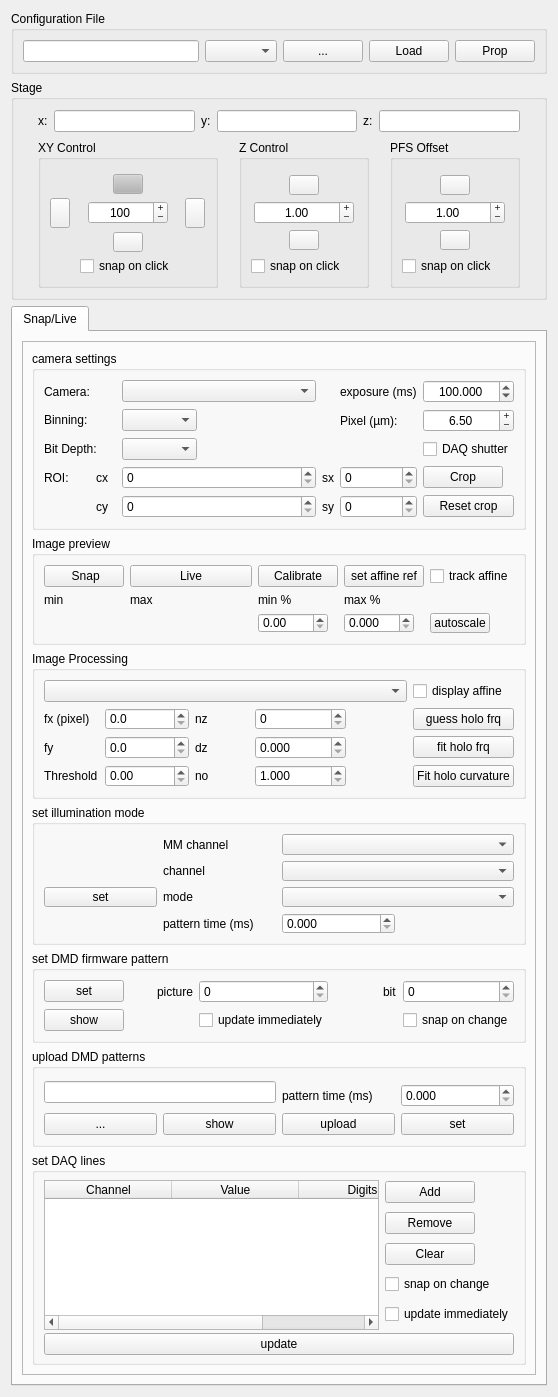
Old version of the form micromanager_gui/_ui/micromanager_gui.ui in the repository QI2lab/napari-micromanager.
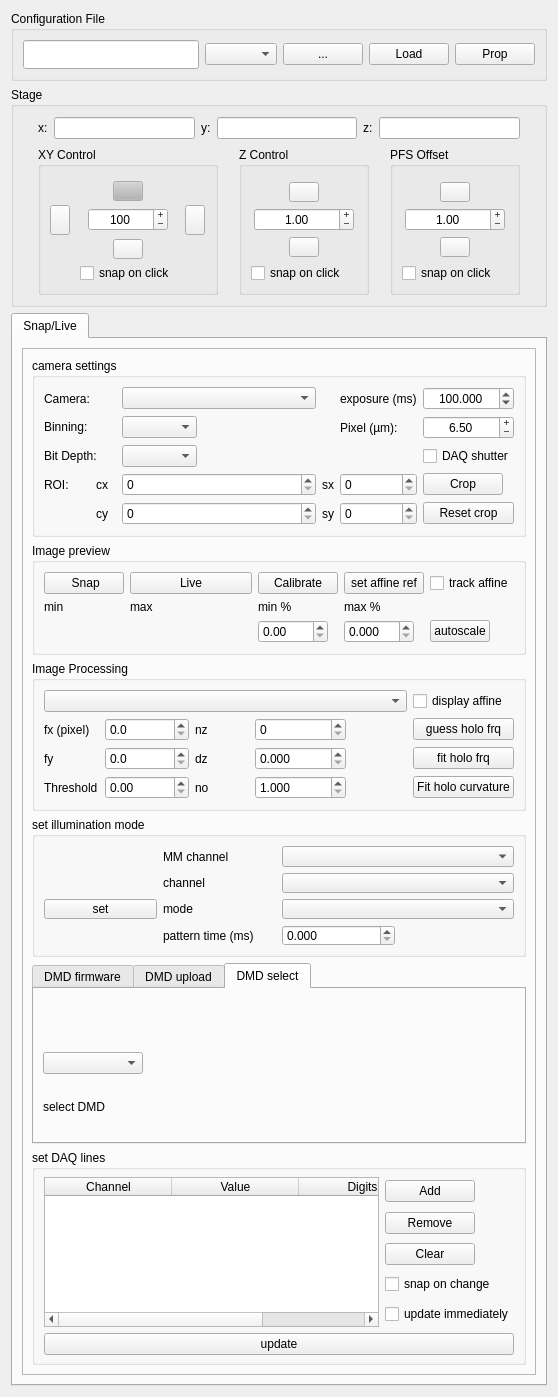
New version of the form.

Commit message: partial support for working with 2 DMD's

```diff
--- a/micromanager_gui/_ui/micromanager_gui.ui
+++ b/micromanager_gui/_ui/micromanager_gui.ui
@@ -1492,6 +1492,16 @@
            </widget>
           </item>
           <item>
+           <widget class="QTabWidget" name="tabWidget_2">
+            <property name="currentIndex">
+             <number>2</number>
+            </property>
+            <widget class="QWidget" name="tab">
+             <attribute name="title">
+              <string>DMD firmware</string>
+             </attribute>
+             <layout class="QHBoxLayout" name="horizontalLayout">
+              <item>
            <widget class="QGroupBox" name="groupBox_6">
             <property name="maximumSize">
              <size>
@@ -1506,6 +1516,13 @@
              <bool>false</bool>
             </property>
             <layout class="QGridLayout" name="gridLayout_2">
+                 <item row="2" column="0">
+                  <widget class="QCheckBox" name="dmd_snap_checkBox">
+                   <property name="text">
+                    <string>snap on change</string>
+                   </property>
+                  </widget>
+                 </item>
              <item row="0" column="4">
               <widget class="QSpinBox" name="bit_index_spinBox"/>
              </item>
@@ -1523,54 +1540,51 @@
                </property>
               </widget>
              </item>
-             <item row="0" column="2">
-              <widget class="QSpinBox" name="pic_index_spinBox"/>
-             </item>
-             <item row="2" column="2">
-              <widget class="QCheckBox" name="dmd_update_immediately_checkBox">
-               <property name="text">
-                <string>update immediately</string>
-               </property>
-              </widget>
-             </item>
-             <item row="2" column="4">
-              <widget class="QCheckBox" name="dmd_snap_checkBox">
-               <property name="text">
-                <string>snap on change</string>
-               </property>
-              </widget>
-             </item>
              <item row="0" column="0">
-              <widget class="QPushButton" name="set_dmd_pattern_index_pushButton">
+                  <widget class="QCheckBox" name="dmd_update_immediately_checkBox">
                <property name="text">
                 <string>set</string>
                </property>
               </widget>
              </item>
-             <item row="2" column="0">
+                 <item row="2" column="4">
               <widget class="QPushButton" name="show_dmd_firmware_pattern_pushButton">
                <property name="text">
                 <string>show</string>
                </property>
               </widget>
              </item>
+                 <item row="2" column="2">
+                  <widget class="QPushButton" name="set_dmd_pattern_index_pushButton">
+                   <property name="text">
+                    <string>set</string>
+                   </property>
+                  </widget>
+                 </item>
             </layout>
            </widget>
           </item>
+             </layout>
+            </widget>
+            <widget class="QWidget" name="tab_2">
+             <attribute name="title">
+              <string>DMD upload</string>
+             </attribute>
+             <layout class="QHBoxLayout" name="horizontalLayout_2">
           <item>
            <widget class="QGroupBox" name="groupBox_2">
             <property name="title">
              <string>upload DMD patterns</string>
             </property>
             <layout class="QGridLayout" name="gridLayout_3">
-             <item row="2" column="2">
-              <widget class="QPushButton" name="upload_dmd_pattern_pushButton">
+                 <item row="1" column="3">
+                  <widget class="QLabel" name="label_23">
                <property name="text">
                 <string>upload</string>
                </property>
               </widget>
              </item>
-             <item row="1" column="4">
+                 <item row="1" column="5">
               <widget class="QDoubleSpinBox" name="dmd_set_file_pattern_time_doubleSpinBox">
                <property name="decimals">
                 <number>3</number>
@@ -1580,13 +1594,6 @@
                </property>
               </widget>
              </item>
-             <item row="2" column="4">
-              <widget class="QPushButton" name="set_uploaded_dmd_pattern_pushButton">
-               <property name="text">
-                <string>set</string>
-               </property>
-              </widget>
-             </item>
              <item row="2" column="0">
               <widget class="QPushButton" name="dmd_pattern_find_pushButton">
                <property name="text">
@@ -1594,15 +1601,8 @@
                </property>
               </widget>
              </item>
-             <item row="1" column="2">
-              <widget class="QLabel" name="label_23">
-               <property name="text">
-                <string>pattern time (ms)</string>
-               </property>
-              </widget>
-             </item>
              <item row="2" column="1">
-              <widget class="QPushButton" name="show_dmd_upload_pattern_pushButton">
+                  <widget class="QPushButton" name="upload_dmd_pattern_pushButton">
                <property name="text">
                 <string>show</string>
                </property>
@@ -1611,7 +1611,88 @@
              <item row="0" column="0" rowspan="2" colspan="2">
               <widget class="QLineEdit" name="dmd_pattern_lineEdit"/>
              </item>
-            </layout>
+                 <item row="2" column="5">
+                  <widget class="QPushButton" name="show_dmd_upload_pattern_pushButton">
+                   <property name="text">
+                    <string>show</string>
+                   </property>
+                  </widget>
+                 </item>
+                 <item row="2" column="3">
+                  <widget class="QPushButton" name="set_uploaded_dmd_pattern_pushButton">
+                   <property name="text">
+                    <string>set</string>
+                   </property>
+                  </widget>
+                 </item>
+                </layout>
+               </widget>
+              </item>
+             </layout>
+            </widget>
+            <widget class="QWidget" name="tab_3">
+             <attribute name="title">
+              <string>DMD select</string>
+             </attribute>
+             <layout class="QGridLayout" name="gridLayout_11">
+              <item row="1" column="1">
+               <spacer name="horizontalSpacer">
+                <property name="orientation">
+                 <enum>Qt::Horizontal</enum>
+                </property>
+                <property name="sizeHint" stdset="0">
+                 <size>
+                  <width>40</width>
+                  <height>20</height>
+                 </size>
+                </property>
+               </spacer>
+              </item>
+              <item row="1" column="0">
+               <widget class="QComboBox" name="select_dmd_comboBox">
+                <property name="minimumSize">
+                 <size>
+                  <width>100</width>
+                  <height>0</height>
+                 </size>
+                </property>
+               </widget>
+              </item>
+              <item row="2" column="0">
+               <widget class="QLabel" name="label_31">
+                <property name="text">
+                 <string>select DMD</string>
+                </property>
+               </widget>
+              </item>
+              <item row="0" column="1">
+               <spacer name="verticalSpacer_2">
+                <property name="orientation">
+                 <enum>Qt::Vertical</enum>
+                </property>
+                <property name="sizeHint" stdset="0">
+                 <size>
+                  <width>20</width>
+                  <height>40</height>
+                 </size>
+                </property>
+               </spacer>
+              </item>
+              <item row="2" column="1">
+               <spacer name="verticalSpacer">
+                <property name="orientation">
+                 <enum>Qt::Vertical</enum>
+                </property>
+                <property name="sizeHint" stdset="0">
+                 <size>
+                  <width>20</width>
+                  <height>40</height>
+                 </size>
+                </property>
+               </spacer>
+              </item>
+             </layout>
+            </widget>
            </widget>
           </item>
           <item>
```
Left out of the diff: 244 changed lines with no effect on the pictures. Lines whose indentation alone changed are shown as unchanged. The commit also changes 1 other file.
